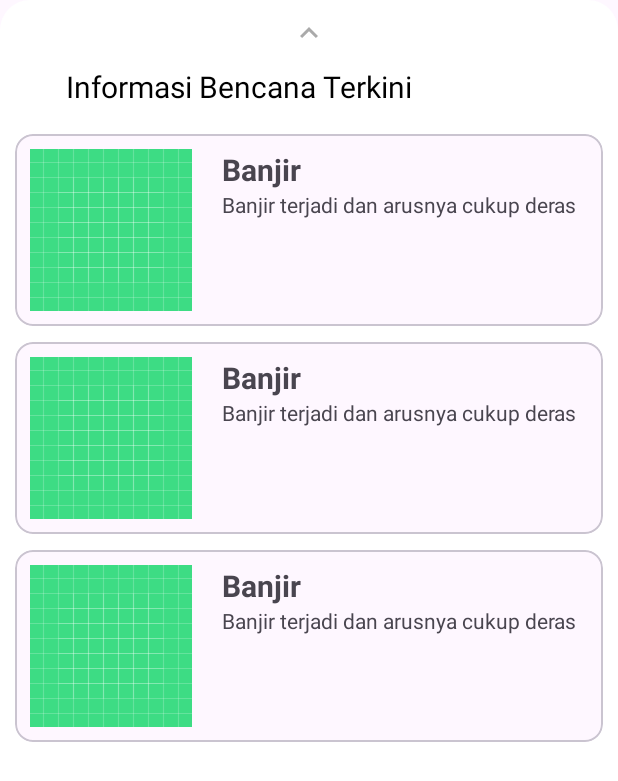
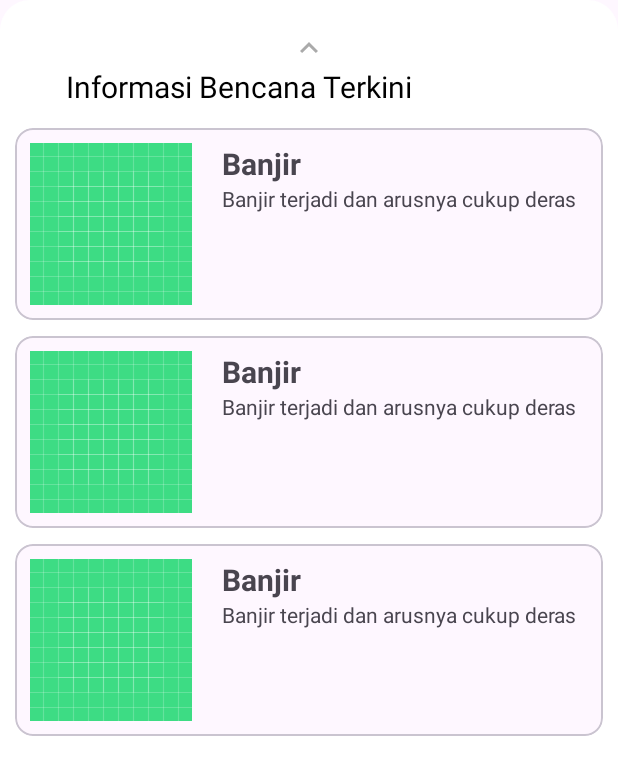
Before and after one commit to GG-3-0-Mobile-Engineering/ME15_ZamzamNurhaman_GG3MEGP0600-PetaBencanaApps, an Android app: the layout bottom_sheet_layout.xml on its own in the app's theme, with its tools: preview values and no code run, on a phone screen of 412 x 824 dp. Shown: the top 781 px of the screen. Run offline under Robolectric (Android 15) with nearby library versions, the phone set to English and light mode, and no system bars.

Commit message:
[update] -main feature- update maps feature

```diff
--- a/app/src/main/AndroidManifest.xml
+++ b/app/src/main/AndroidManifest.xml
@@ -17,6 +17,9 @@
         android:theme="@style/Theme.PetaBencana"
         tools:targetApi="31">
 
+        <meta-data
+            android:name="com.google.android.geo.API_KEY"
+            android:value="@string/google_maps_api_key" />
         <activity
             android:name=".MainActivity"
             android:exported="true">
--- a/app/src/main/res/layout/bottom_sheet_layout.xml
+++ b/app/src/main/res/layout/bottom_sheet_layout.xml
@@ -1,5 +1,5 @@
 <?xml version="1.0" encoding="utf-8"?>
-<RelativeLayout xmlns:android="http://schemas.android.com/apk/res/android"
+<FrameLayout xmlns:android="http://schemas.android.com/apk/res/android"
     xmlns:app="http://schemas.android.com/apk/res-auto"
     xmlns:tools="http://schemas.android.com/tools"
     android:id="@+id/bottom_sheet_layout"
@@ -10,30 +10,34 @@
     app:behavior_peekHeight="250dp"
     app:layout_behavior="com.google.android.material.bottomsheet.BottomSheetBehavior">
 
-    <androidx.appcompat.widget.AppCompatImageView
-        android:id="@+id/arrow_up_icon"
-        android:layout_width="wrap_content"
-        android:layout_height="wrap_content"
-        android:layout_centerHorizontal="true"
-        android:layout_marginTop="10dp"
-        android:src="@drawable/arrow_up" />
 
     <androidx.constraintlayout.widget.ConstraintLayout
         android:layout_width="match_parent"
         android:layout_height="match_parent"
-        android:layout_below="@id/arrow_up_icon"
         android:layout_margin="10dp"
         android:orientation="horizontal">
+
+        <ImageView
+            android:id="@+id/arrow_up_icon"
+            android:layout_width="wrap_content"
+            android:layout_height="wrap_content"
+            android:layout_centerHorizontal="true"
+            android:layout_marginTop="10dp"
+            android:src="@drawable/arrow_up"
+            app:layout_constraintStart_toStartOf="parent"
+            app:layout_constraintEnd_toEndOf="parent"
+            app:layout_constraintTop_toTopOf="parent"
+            android:importantForAccessibility="no" />
 
         <ImageView
             android:id="@+id/close_icon"
             android:layout_width="wrap_content"
             android:layout_height="wrap_content"
             android:src="@drawable/close_icon"
-            tools:ignore="MissingConstraints"
-            android:importantForAccessibility="no"
             android:visibility="invisible"
-            />
+            app:layout_constraintTop_toBottomOf="@id/arrow_up_icon"
+            app:layout_constraintStart_toStartOf="parent"
+            android:importantForAccessibility="no" />
 
         <TextView
             android:id="@+id/textviewOffset"
@@ -42,15 +46,15 @@
             android:text="Informasi Bencana Terkini"
             android:textColor="@android:color/black"
             android:textSize="20sp"
-            android:paddingStart="10dp"
-            app:layout_constraintTop_toTopOf="@id/close_icon"
+            android:paddingHorizontal="10dp"
+            app:layout_constraintTop_toBottomOf="@id/arrow_up_icon"
             app:layout_constraintStart_toEndOf="@id/close_icon"/>
 
         <androidx.recyclerview.widget.RecyclerView
             android:id="@+id/news_list"
             android:layout_width="match_parent"
             android:layout_height="match_parent"
-            android:layout_marginTop="40dp"
+            android:layout_marginTop="70dp"
             app:layout_constraintTop_toBottomOf="@id/textviewOffset"
             app:layoutManager="androidx.recyclerview.widget.LinearLayoutManager"
             tools:listitem="@layout/card_news"
@@ -61,4 +65,4 @@
     </androidx.constraintlayout.widget.ConstraintLayout>
 
 
-</RelativeLayout>
+</FrameLayout>
--- a/app/src/main/res/values/strings.xml
+++ b/app/src/main/res/values/strings.xml
@@ -1,7 +1,6 @@
 <resources>
     <string name="app_name">Peta Bencana</string>
     <string name="title_activity_maps">MapsActivity</string>
-    <string name="google_maps_api_key">AIzaSyAdmSyzgpQNQYupFn4-pGuLOSryl08h2ms</string>
     <!-- TODO: Remove or change this placeholder text -->
     <string name="hello_blank_fragment">Hello blank fragment</string>
 </resources>
```
Also changed, not shown: app/src/main/java/com/example/petabencana/MainActivity.kt (+28 -2 lines), app/src/main/res/layout/activity_main.xml (+13 -11 lines).
